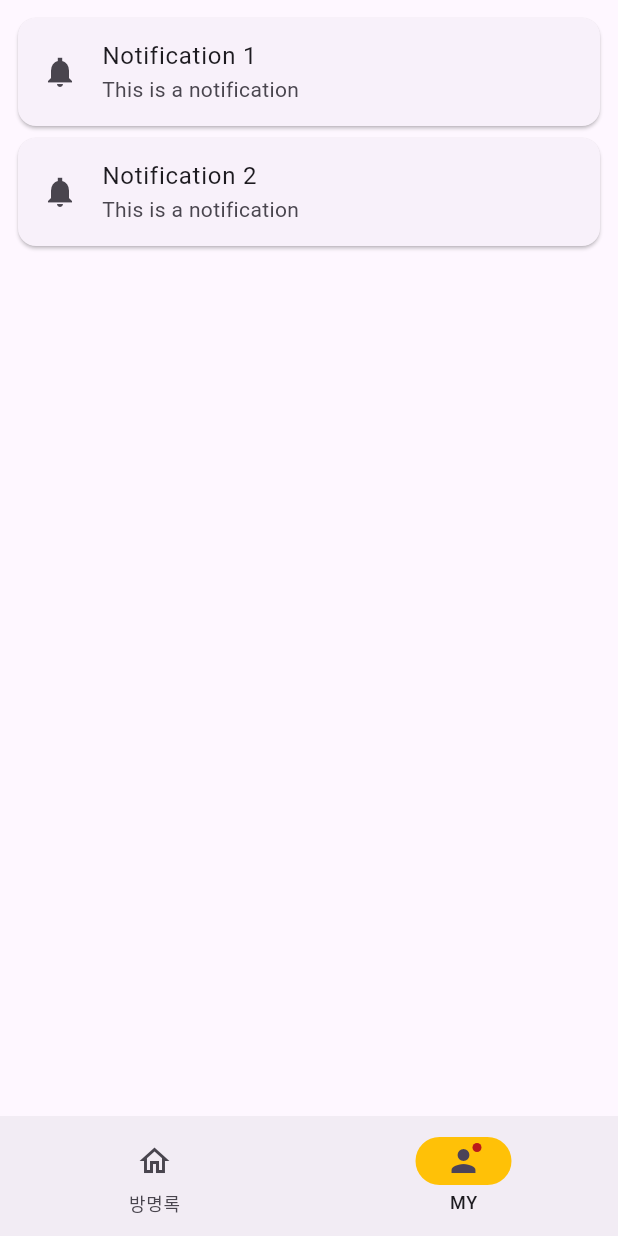
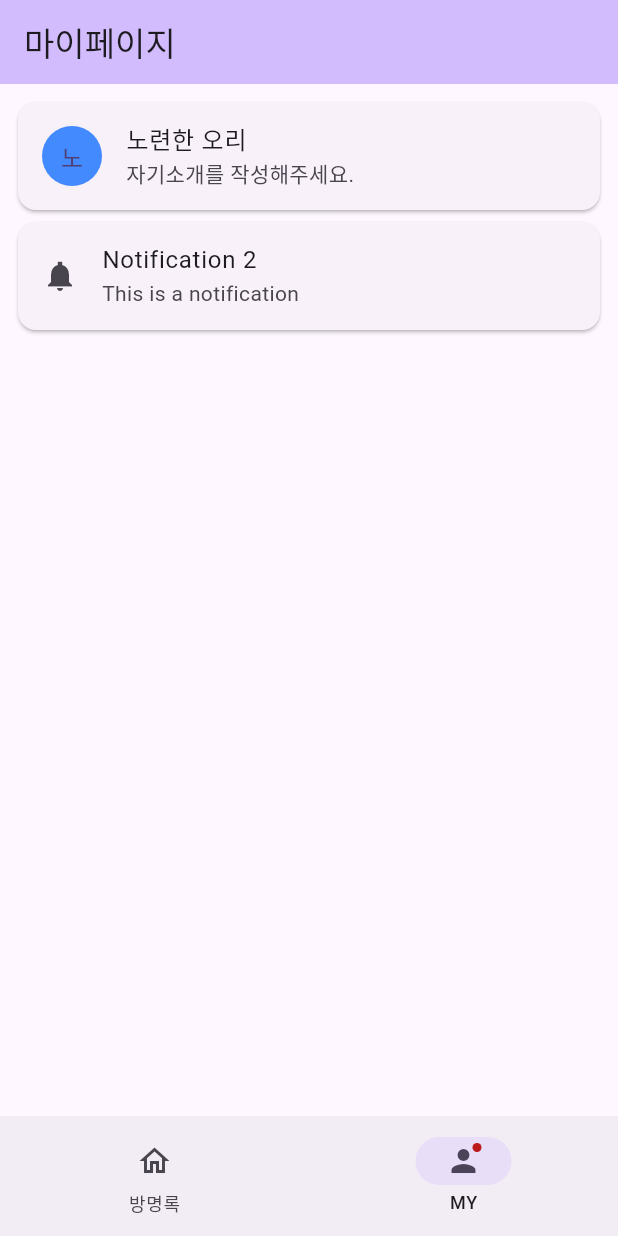
Before and after one commit to Eechul/my_guest_book_app, a Flutter app: the screen it shows after launch, item 2 of the bottom bar chosen, on a phone screen of 412 x 824 dp. Run offline on Flutter 3.47's test engine with Material 3 defaults, Android fonts, the light colour scheme and no system bars.

Commit message:
my 페이지 구성 간단히 코딩

```diff
--- /dev/null
+++ b/lib/component/profile_image.dart
@@ -0,0 +1,23 @@
+import 'package:flutter/material.dart';
+
+class ProfileImage extends StatelessWidget {
+
+  final String nickName;
+  final Color color;
+
+  const ProfileImage({
+    required this.nickName,
+    required this.color,
+    Key? key,
+  }) : super(key: key);
+
+  @override
+  Widget build(BuildContext context) {
+    // TODO: implement build
+    return CircleAvatar(
+      backgroundColor: color, // 최초 접속한 유저마다 닉네임 및 고유색상을 부여해주자
+      child: Text(nickName),
+    );
+  }
+
+}
--- /dev/null
+++ b/lib/page/my/my.dart
@@ -0,0 +1,54 @@
+import 'package:flutter/material.dart';
+
+import '../../component/profile_image.dart';
+
+class MyPage extends StatefulWidget {
+
+  const MyPage({Key? key}) : super(key: key);
+
+  @override
+  State<StatefulWidget> createState() {
+    return _MyPageState();
+  }
+
+}
+
+class _MyPageState extends State<MyPage> {
+    // String nickName = "노련한 오리";
+
+    @override
+    Widget build(BuildContext context) {
+      return Scaffold(
+        appBar: AppBar(
+          backgroundColor: Theme.of(context).colorScheme.inversePrimary,
+          title: const Text('마이페이지'),
+          centerTitle: false,
+        ),
+        body: const Padding(
+          padding: EdgeInsets.all(8.0),
+          child: Column(
+            children: <Widget>[
+              Card(
+                child: ListTile(
+                  leading: ProfileImage(
+                    color: Colors.blueAccent, // 최초 접속한 유저마다 닉네임 및 고유색상을 부여해주자
+                    nickName: "노", // 사진 없을 시, 닉네임 첫글자 넣기
+                  ),
+                  title: Text("노련한 오리"),
+                  subtitle: Text("자기소개를 작성해주세요."),
+                ),
+              ),
+              Card(
+                child: ListTile(
+                  leading: Icon(Icons.notifications_sharp),
+                  title: Text('Notification 2'),
+                  subtitle: Text('This is a notification'),
+                ),
+              ),
+            ],
+          ),
+        ),
+      );
+    }
+
+}
--- a/lib/page/navigation/navigation.dart
+++ b/lib/page/navigation/navigation.dart
@@ -1,14 +1,18 @@
 import 'package:flutter/material.dart';
+import 'package:my_guest_book_app/page/my/my.dart';
 import '../guestbook/guestbook.dart';
 
 class NavigationPage extends StatefulWidget {
+
   const NavigationPage({super.key});
 
   @override
   State<NavigationPage> createState() => _NavigationPageState();
+
 }
 
 class _NavigationPageState extends State<NavigationPage> {
+
   int currentPageIndex = 0;
 
   @override
@@ -21,7 +25,7 @@ class _NavigationPageState extends State<NavigationPage> {
             currentPageIndex = index;
           });
         },
-        indicatorColor: Colors.amber,
+        /*indicatorColor: Colors.amber,*/
         selectedIndex: currentPageIndex,
         destinations: const <Widget>[
           NavigationDestination(
@@ -43,70 +47,9 @@ class _NavigationPageState extends State<NavigationPage> {
         /// Feed page
         const GuestbookPage(),
         /// Notifications page
-        const Padding(
-          padding: EdgeInsets.all(8.0),
-          child: Column(
-            children: <Widget>[
-              Card(
-                child: ListTile(
-                  leading: Icon(Icons.notifications_sharp),
-                  title: Text('Notification 1'),
-                  subtitle: Text('This is a notification'),
-                ),
-              ),
-              Card(
-                child: ListTile(
-                  leading: Icon(Icons.notifications_sharp),
-                  title: Text('Notification 2'),
-                  subtitle: Text('This is a notification'),
-                ),
-              ),
-            ],
-          ),
-        ),
-
-        /// Messages page
-        ListView.builder(
-          reverse: true,
-          itemCount: 2,
-          itemBuilder: (BuildContext context, int index) {
-            if (index == 0) {
-              return Align(
-                alignment: Alignment.centerRight,
-                child: Container(
-                  margin: const EdgeInsets.all(8.0),
-                  padding: const EdgeInsets.all(8.0),
-                  decoration: BoxDecoration(
-                    color: theme.colorScheme.primary,
-                    borderRadius: BorderRadius.circular(8.0),
-                  ),
-                  child: Text(
-                    'Hello',
-                    style: theme.textTheme.bodyLarge!
-                        .copyWith(color: theme.colorScheme.onPrimary),
-                  ),
-                ),
-              );
-            }
-            return Align(
-              alignment: Alignment.centerLeft,
-              child: Container(
-                margin: const EdgeInsets.all(8.0),
-                padding: const EdgeInsets.all(8.0),
-                decoration: BoxDecoration(
-                  color: theme.colorScheme.primary,
-                  borderRadius: BorderRadius.circular(8.0),
-                ),
-                child: Text(
-                  'Hi!',
-                  style: theme.textTheme.bodyLarge!
-                      .copyWith(color: theme.colorScheme.onPrimary),
-                ),
-              ),
-            );
-          },
-        ),
+        const MyPage(),
       ][currentPageIndex],
     );
   }
+
 }
```
Also changed, not shown: lib/component/location_sheet.dart (added).
